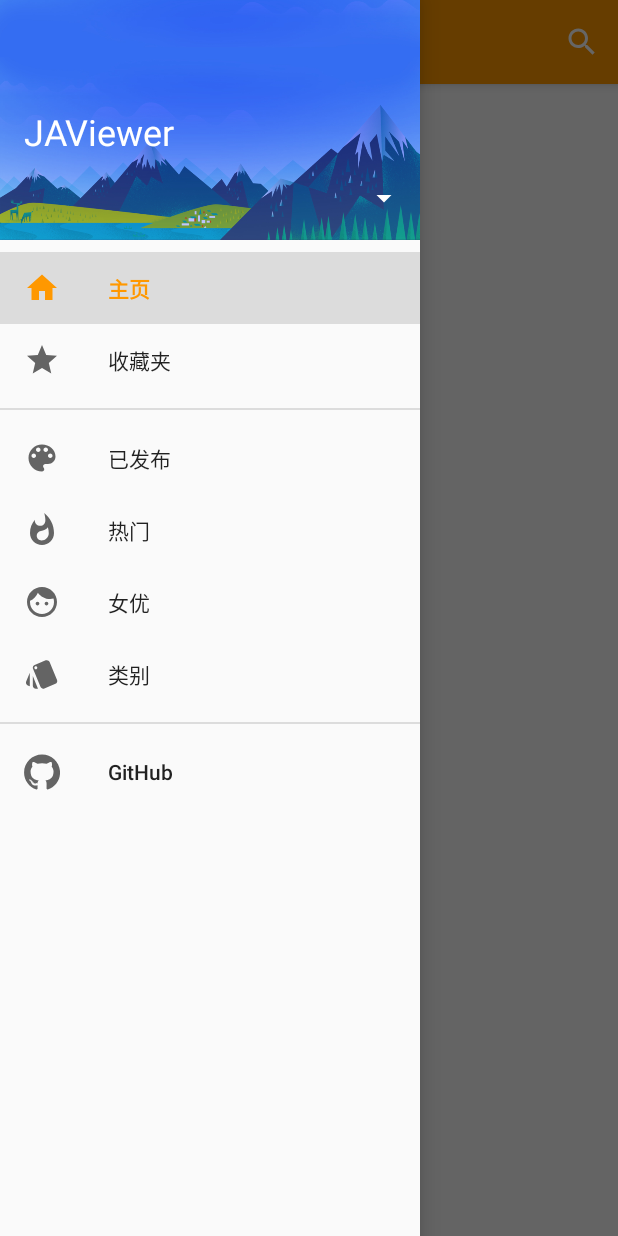
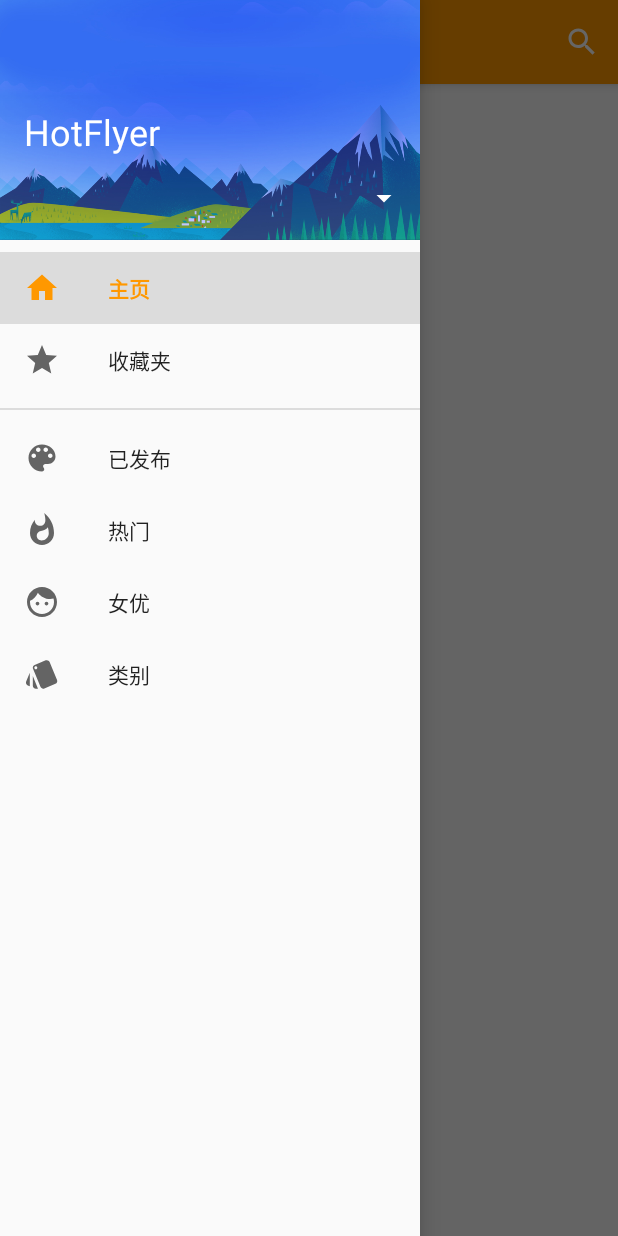
Before and after one commit to CangwangLL/HotFlyer, an Android app: the MainActivity screen opened directly, with no data from a screen before it, with the side drawer open, on a phone screen of 412 x 824 dp. Run offline under Robolectric (Android 15) with nearby library versions, the phone set to English and light mode, and no system bars; libraries missing offline, so code that uses them is left out: cat.ereza.customactivityoncrash, com.crashlytics.android, com.miguelcatalan.materialsearchview, io.fabric.sdk, jp.wasabeef.recyclerview; pictures from the network do not load; 34 statements that could not run were skipped.

Commit message:
更改某些显示项

```diff
--- a/settings.gradle
+++ b/settings.gradle
@@ -1 +1 @@
-include ':app', ':viewer', ':base', ':download'
+include ':app', ':viewer', ':base', ':download', ':video'
--- /dev/null
+++ b/video/src/main/AndroidManifest.xml
@@ -0,0 +1,2 @@
+<manifest xmlns:android="http://schemas.android.com/apk/res/android"
+    package="com.tianxing.hotflyer.video" />
--- /dev/null
+++ b/video/src/main/res/values/strings.xml
@@ -0,0 +1,3 @@
+<resources>
+    <string name="app_name">video</string>
+</resources>
--- a/viewer/src/main/java/com/tianxing/hotflyer/viewer/activity/DownloadActivity.kt
+++ b/viewer/src/main/java/com/tianxing/hotflyer/viewer/activity/DownloadActivity.kt
@@ -70,14 +70,14 @@ class DownloadActivity : AppCompatActivity() {
             AlertDialog.Builder(this)
                     .setTitle("用得不错？")
                     .setMessage("您的支持是我动力来源！\n请考虑为我买杯咖啡醒醒脑，甚至其他…… ;)")
-                    .setPositiveButton("为我买杯咖啡") { dialog, which ->
+                    .setPositiveButton("为我买杯咖啡") { _, which ->
                         JAViewer.a(this@DownloadActivity)
                         AlertDialog.Builder(this@DownloadActivity)
                                 .setMessage("感谢您的支持！;)\n新功能持续开发中！")
                                 .setPositiveButton("确认", null)
                                 .show()
                     }
-                    .setNeutralButton("不再显示") { dialog, which -> JAViewer.CONFIGURATIONS!!.downloadCounter = -1 }
+                    .setNeutralButton("不再显示") { _, which -> JAViewer.CONFIGURATIONS!!.downloadCounter = -1 }
                     .setNegativeButton("取消", null)
                     .show()
         }
--- a/viewer/src/main/java/com/tianxing/hotflyer/viewer/activity/GalleryActivity.kt
+++ b/viewer/src/main/java/com/tianxing/hotflyer/viewer/activity/GalleryActivity.kt
@@ -109,7 +109,7 @@ class GalleryActivity : AppCompatActivity() {
                 return true
             }
         })
-        mPager.setOnTouchListener { v, event ->
+        mPager.setOnTouchListener { _, event ->
             detector.onTouchEvent(event)
             false
         }
--- a/viewer/src/main/java/com/tianxing/hotflyer/viewer/activity/MainActivity.kt
+++ b/viewer/src/main/java/com/tianxing/hotflyer/viewer/activity/MainActivity.kt
@@ -221,12 +221,12 @@ class MainActivity : AppCompatActivity(), NavigationView.OnNavigationItemSelecte
         val id = item.itemId
         idOfMenuItem = id
 
-        if (id == R.id.nav_github) {
+/*        if (id == R.id.nav_github) {
             val intent = Intent(Intent.ACTION_VIEW, Uri.parse("https://github.com/SplashCodes/JAViewer/releases"))
             intent.flags = Intent.FLAG_ACTIVITY_NEW_TASK
             startActivity(intent)
 
-        } else if (id == R.id.nav_favourite) {
+        } else*/ if (id == R.id.nav_favourite) {
             val intent = Intent(this@MainActivity, FavouriteActivity::class.java)
             startActivity(intent)
 
--- a/viewer/src/main/java/com/tianxing/hotflyer/viewer/view/listener/ActressLongClickListener.kt
+++ b/viewer/src/main/java/com/tianxing/hotflyer/viewer/view/listener/ActressLongClickListener.kt
@@ -32,7 +32,7 @@ class ActressLongClickListener(private val actress: Actress, private val mActivi
             items = arrayOf("复制女优名字", "收藏")
         }
         builder.setTitle(actress.name)
-                .setItems(items) { dialog, which ->
+                .setItems(items) { _, which ->
                     when (which) {
                         0 -> {
                             val clip = mActivity.getSystemService(Context.CLIPBOARD_SERVICE) as ClipboardManager
--- a/viewer/src/main/res/layout/nav_header_main.xml
+++ b/viewer/src/main/res/layout/nav_header_main.xml
@@ -15,7 +15,7 @@
         android:layout_width="match_parent"
         android:layout_height="wrap_content"
         android:paddingTop="@dimen/nav_header_vertical_spacing"
-        android:text="JAViewer"
+        android:text="HotFlyer"
         android:textAppearance="@style/TextAppearance.AppCompat.Headline" />
 
     <android.support.v7.widget.AppCompatSpinner xmlns:app="http://schemas.android.com/apk/res-auto"
--- a/viewer/src/main/res/menu/main_drawer.xml
+++ b/viewer/src/main/res/menu/main_drawer.xml
@@ -37,12 +37,12 @@
             android:title="类别" />
     </group>
 
-    <group android:id="@+id/nav_group3">
-        <item
-            android:id="@+id/nav_github"
-            android:icon="@drawable/ic_menu_github"
-            android:title="GitHub" />
-    </group>
+    <!--<group android:id="@+id/nav_group3">-->
+    <!--<item-->
+    <!--android:id="@+id/nav_github"-->
+    <!--android:icon="@drawable/ic_menu_github"-->
+    <!--android:title="GitHub" />-->
+    <!--</group>-->
 
 
 </menu>
```
Also changed, not shown: video/build.gradle (added, +32 -0 lines), 2 other files.
